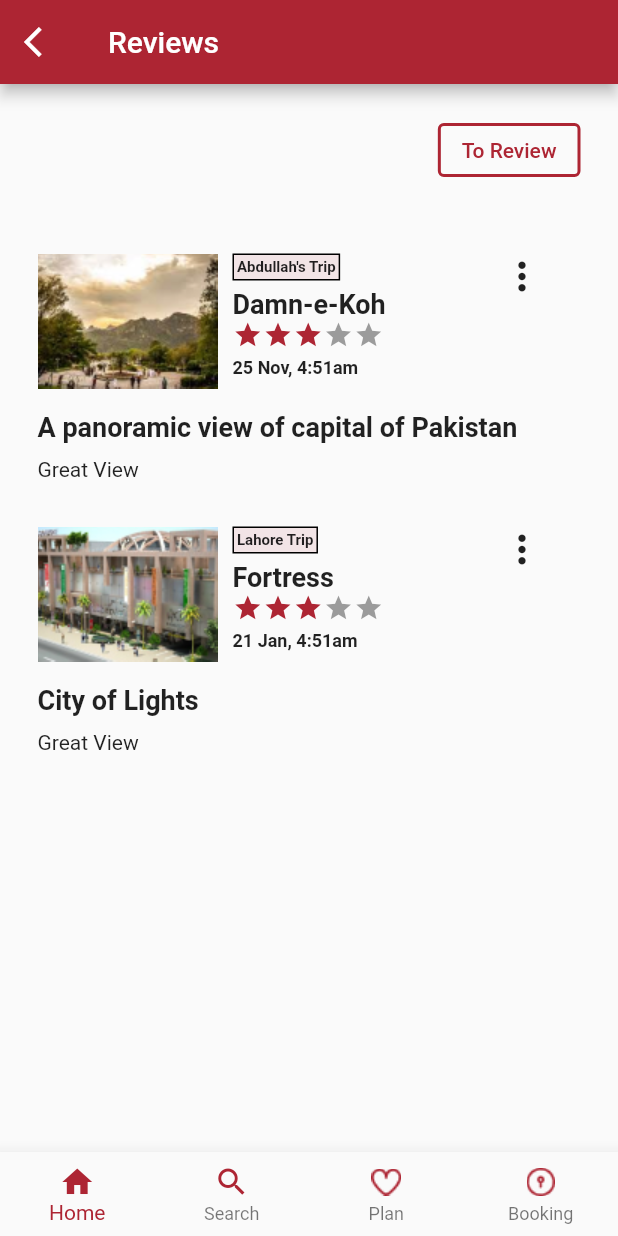
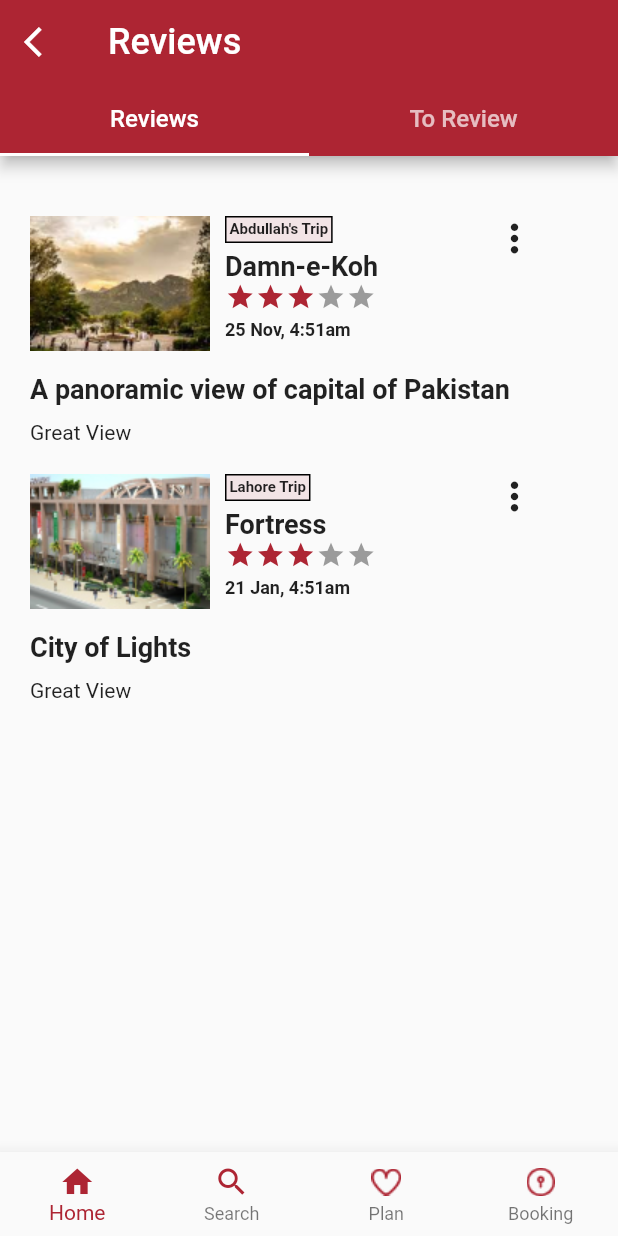
Before and after one commit to dhaneshkumarTech/MAD-Semester-Project, a Flutter app: the ReviewsReviewedScreen screen opened directly, on a phone screen of 412 x 824 dp. Run offline on Flutter 3.47's test engine with Material 2 defaults, Android fonts, the phone set to English and light mode, and no system bars; drawn by our look-alikes of flutter_rating_bar; our stand-ins replace animated_splash_screen, flutter_otp_text_field, flutter_signin_button, page_transition.

Commit message:
made a tab bar for reviews screen and embedded reviewed container and to review container in it

```diff
--- a/itour_planner/lib/Plans/trip_plan_screen.dart
+++ b/itour_planner/lib/Plans/trip_plan_screen.dart
@@ -1,7 +1,7 @@
 import 'package:flutter/material.dart';
 import 'package:itour_planner/Plans/model/trip_plan.dart';
 import 'package:itour_planner/Plans/plan_container.dart';
-import 'package:itour_planner/ReviewedScreen/reviews_reviewed_screen.dart';
+import 'package:itour_planner/ReviewsScreen/review_screen.dart';
 
 class TripsPlan extends StatefulWidget {
   const TripsPlan({Key? key}) : super(key: key);
@@ -39,7 +39,7 @@ class _TripsPlanState extends State<TripsPlan> {
   @override
   Widget build(BuildContext context) {
     return DefaultTabController(
-      initialIndex: 1,
+      initialIndex: 0,
       length: 3,
       child: Scaffold(
         appBar: AppBar(
--- a/itour_planner/lib/ReviewedScreen/reviews_reviewed_screen.dart
+++ /dev/null
@@ -1,138 +0,0 @@
-import 'package:flutter/material.dart';
-import 'package:itour_planner/ReviewedScreen/model/review.dart';
-import 'reviewed_container.dart';
-import '../ToReviewScreen/reviews_to_review_screen.dart';
-
-class ReviewsReviewedScreen extends StatefulWidget {
-  const ReviewsReviewedScreen({Key? key}) : super(key: key);
-
-  @override
-  State<ReviewsReviewedScreen> createState() => _ReviewsReviewedScreenState();
-}
-
-class _ReviewsReviewedScreenState extends State<ReviewsReviewedScreen> {
-  Color themeColor = const Color.fromRGBO(173, 37, 51, 1);
-
-  final List<Review> _reviews = [
-    Review(
-      'Abdullah\'s Trip',
-      'Damn-e-Koh',
-      3,
-      '25 Nov, 4:51am',
-      'A panoramic view of capital of Pakistan',
-      'Great View',
-      'assets/ReviewPics/damn_e_koh.png',
-    ),
-    Review(
-      'Lahore Trip',
-      'Fortress',
-      3,
-      '21 Jan, 4:51am',
-      'City of Lights',
-      'Great View',
-      'assets/ReviewPics/fortres.png',
-    ),
-  ];
-
-  @override
-  Widget build(BuildContext context) {
-    return Scaffold(
-      appBar: AppBar(
-        title: const Text('Reviews'),
-        leading: Builder(
-          builder: (BuildContext context) {
-            return IconButton(
-              icon: const Icon(Icons.arrow_back_ios),
-              onPressed: () {},
-              tooltip: MaterialLocalizations.of(context).openAppDrawerTooltip,
-            );
-          },
-        ),
-        backgroundColor: themeColor,
-      ),
-      body: Column(
-        crossAxisAlignment: CrossAxisAlignment.start,
-        children: <Widget>[
-          Container(
-            margin: const EdgeInsets.all(20),
-            child: Container(
-              margin: const EdgeInsets.only(right: 5),
-              alignment: Alignment.centerRight,
-              child: OutlinedButton(
-                child: const Text('To Review'),
-                onPressed: () {
-                  Navigator.pushReplacement(
-                    context,
-                    MaterialPageRoute(
-                      builder: (context) => const ReviewsToReviewScreen(),
-                    ),
-                  );
-                },
-                style: TextButton.styleFrom(
-                  primary: themeColor,
-                  side: BorderSide(
-                    color: themeColor,
-                    width: 2.0,
-                  ),
-                ),
-              ),
-            ),
-          ),
-          Container(
-            margin: const EdgeInsets.all(20),
-            height: 500,
-            child: ListView.builder(
-              scrollDirection: Axis.vertical,
-              itemCount: _reviews.length,
-              itemBuilder: (context, index) => ReviewContainer(
-                _reviews[index].tripName,
-                _reviews[index].place,
-                _reviews[index].rating,
-                _reviews[index].date,
-                _reviews[index].title,
-                _reviews[index].description,
-                _reviews[index].picture,
-              ),
-            ),
-          ),
-        ],
-      ),
-      bottomNavigationBar: BottomNavigationBar(
-        type: BottomNavigationBarType.fixed,
-        elevation: 10,
-        items: <BottomNavigationBarItem>[
-          BottomNavigationBarItem(
-            icon: Icon(
-              Icons.home,
-              color: themeColor,
-            ),
-            label: 'Home',
-          ),
-          BottomNavigationBarItem(
-            icon: Icon(
-              Icons.search,
-              color: themeColor,
-            ),
-            label: 'Search',
-          ),
-          BottomNavigationBarItem(
-            icon: ImageIcon(
-              const AssetImage("assets/BottomAppBarIcons/plan.png"),
-              color: themeColor,
-            ),
-            label: 'Plan',
-          ),
-          BottomNavigationBarItem(
-            icon: ImageIcon(
-              const AssetImage("assets/BottomAppBarIcons/booking.png"),
-              color: themeColor,
-            ),
-            label: 'Booking',
-          ),
-        ],
-        selectedItemColor: themeColor,
-        onTap: null,
-      ),
-    );
-  }
-}
--- a/itour_planner/lib/ReviewedScreen/reviewed_container.dart
+++ b/itour_planner/lib/ReviewsScreen/ReviewedScreen/reviewed_container.dart
@@ -22,7 +22,6 @@ class ReviewContainer extends StatelessWidget {
     return GestureDetector(
       onTap: () {},
       child: Container(
-        margin: const EdgeInsets.all(5),
         padding: const EdgeInsets.only(bottom: 20),
         width: double.infinity,
         child: Column(
--- a/itour_planner/lib/ToReviewScreen/toReview_container.dart
+++ b/itour_planner/lib/ReviewsScreen/ToReviewScreen/toReview_container.dart
@@ -19,7 +19,6 @@ class ToReviewContainer extends StatelessWidget {
     return GestureDetector(
       onTap: () {},
       child: Container(
-        margin: const EdgeInsets.all(5),
         padding: const EdgeInsets.only(bottom: 20),
         width: double.infinity,
         child: Column(
--- /dev/null
+++ b/itour_planner/lib/ReviewsScreen/review_screen.dart
@@ -0,0 +1,175 @@
+import 'package:flutter/material.dart';
+import 'package:itour_planner/ReviewsScreen/ReviewedScreen/model/review.dart';
+import 'package:itour_planner/ReviewsScreen/ToReviewScreen/model/to_review.dart';
+import 'package:itour_planner/ReviewsScreen/ToReviewScreen/toReview_container.dart';
+import 'ReviewedScreen/reviewed_container.dart';
+
+class ReviewsReviewedScreen extends StatefulWidget {
+  const ReviewsReviewedScreen({Key? key}) : super(key: key);
+
+  @override
+  State<ReviewsReviewedScreen> createState() => _ReviewsReviewedScreenState();
+}
+
+class _ReviewsReviewedScreenState extends State<ReviewsReviewedScreen> {
+  Color themeColor = const Color.fromRGBO(173, 37, 51, 1);
+
+  final List<Review> _reviewed = [
+    Review(
+      'Abdullah\'s Trip',
+      'Damn-e-Koh',
+      3,
+      '25 Nov, 4:51am',
+      'A panoramic view of capital of Pakistan',
+      'Great View',
+      'assets/ReviewPics/damn_e_koh.png',
+    ),
+    Review(
+      'Lahore Trip',
+      'Fortress',
+      3,
+      '21 Jan, 4:51am',
+      'City of Lights',
+      'Great View',
+      'assets/ReviewPics/fortres.png',
+    ),
+  ];
+
+  final List<ToReview> _toReviews = [
+    ToReview(
+      'Abdullah\'s Trip',
+      'Damn-e-Koh',
+      3,
+      'Islamabad',
+      'assets/ReviewPics/damn_e_koh.png',
+    ),
+    ToReview(
+      'Lahore Trip',
+      'Fortress',
+      3,
+      'Lahore',
+      'assets/ReviewPics/fortres.png',
+    ),
+  ];
+
+  @override
+  Widget build(BuildContext context) {
+    return DefaultTabController(
+      initialIndex: 0,
+      length: 2,
+      child: Scaffold(
+        appBar: AppBar(
+          title: const Text(
+            'Reviews',
+            style: TextStyle(fontSize: 24),
+          ),
+          leading: GestureDetector(
+            child: const Icon(Icons.arrow_back_ios),
+            onTap: () {
+              Navigator.push(
+                context,
+                MaterialPageRoute(
+                  builder: (context) => const ReviewsReviewedScreen(),
+                ),
+              );
+            },
+          ),
+          backgroundColor: themeColor,
+          bottom: TabBar(
+            indicatorColor: themeColor,
+            labelStyle: const TextStyle(
+              fontSize: 16,
+            ),
+            tabs: const <Widget>[
+              Tab(
+                text: 'Reviews',
+              ),
+              Tab(
+                text: 'To Review',
+              ),
+            ],
+          ),
+        ),
+        body: Container(
+          margin: const EdgeInsets.fromLTRB(20, 40, 20, 0),
+          height: double.infinity,
+          child: TabBarView(
+            children: <Widget>[
+              Column(
+                crossAxisAlignment: CrossAxisAlignment.start,
+                children: <Widget>[
+                  SizedBox(
+                    height: 500,
+                    child: ListView.builder(
+                      scrollDirection: Axis.vertical,
+                      itemCount: _reviewed.length,
+                      itemBuilder: (context, index) => ReviewContainer(
+                        _reviewed[index].tripName,
+                        _reviewed[index].place,
+                        _reviewed[index].rating,
+                        _reviewed[index].date,
+                        _reviewed[index].title,
+                        _reviewed[index].description,
+                        _reviewed[index].picture,
+                      ),
+                    ),
+                  ),
+                ],
+              ),
+              SizedBox(
+                height: 500,
+                child: ListView.builder(
+                  scrollDirection: Axis.vertical,
+                  itemCount: _toReviews.length,
+                  itemBuilder: (context, index) => ToReviewContainer(
+                    _toReviews[index].tripName,
+                    _toReviews[index].place,
+                    _toReviews[index].rating,
+                    _toReviews[index].location,
+                    _toReviews[index].picture,
+                  ),
+                ),
+              ),
+            ],
+          ),
+        ),
+        bottomNavigationBar: BottomNavigationBar(
+          type: BottomNavigationBarType.fixed,
+          elevation: 10,
+          items: <BottomNavigationBarItem>[
+            BottomNavigationBarItem(
+              icon: Icon(
+                Icons.home,
+                color: themeColor,
+              ),
+              label: 'Home',
+            ),
+            BottomNavigationBarItem(
+              icon: Icon(
+                Icons.search,
+                color: themeColor,
+              ),
+              label: 'Search',
+            ),
+            BottomNavigationBarItem(
+              icon: ImageIcon(
+                const AssetImage("assets/BottomAppBarIcons/plan.png"),
+                color: themeColor,
+              ),
+              label: 'Plan',
+            ),
+            BottomNavigationBarItem(
+              icon: ImageIcon(
+                const AssetImage("assets/BottomAppBarIcons/booking.png"),
+                color: themeColor,
+              ),
+              label: 'Booking',
+            ),
+          ],
+          selectedItemColor: themeColor,
+          onTap: null,
+        ),
+      ),
+    );
+  }
+}
--- a/itour_planner/lib/SplashScreen/splash_screen.dart
+++ b/itour_planner/lib/SplashScreen/splash_screen.dart
@@ -1,6 +1,6 @@
 import 'package:flutter/material.dart';
 import 'package:animated_splash_screen/animated_splash_screen.dart';
-import 'package:itour_planner/Plans/trip_plan_screen.dart';
+import 'package:itour_planner/ReviewsScreen/review_screen.dart';
 import 'package:page_transition/page_transition.dart';
 
 class SplashScreen extends StatelessWidget {
@@ -18,7 +18,7 @@ class SplashScreen extends StatelessWidget {
           ),
         ],
       ),
-      nextScreen: const TripsPlan(),
+      nextScreen: const ReviewsReviewedScreen(),
       backgroundColor: const Color.fromRGBO(173, 37, 51, 1),
       splashTransition: SplashTransition.scaleTransition,
       duration: 1000,
```
Also changed, not shown: itour_planner/lib/ToReviewScreen/reviews_to_review_screen.dart (deleted, +0 -132 lines), itour_planner/lib/ReviewsScreen/ReviewedScreen/model/review.dart (renamed from itour_planner/lib/ReviewedScreen/model/review.dart), itour_planner/lib/ReviewsScreen/ToReviewScreen/model/to_review.dart (renamed from itour_planner/lib/ToReviewScreen/model/to_review.dart).
